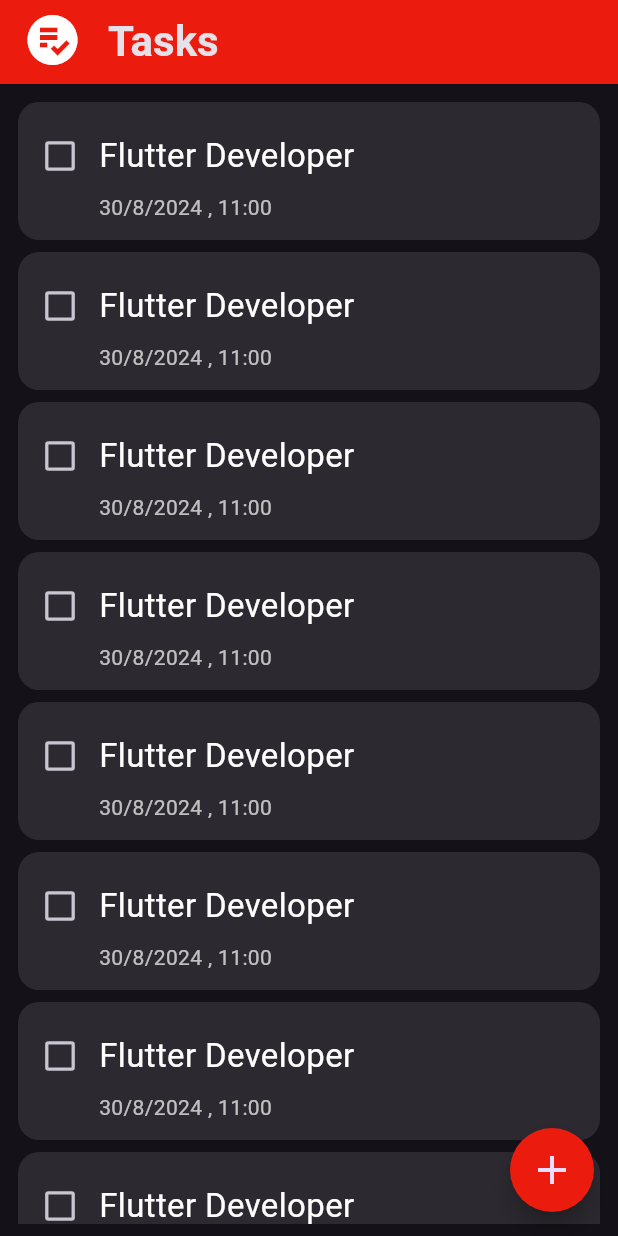
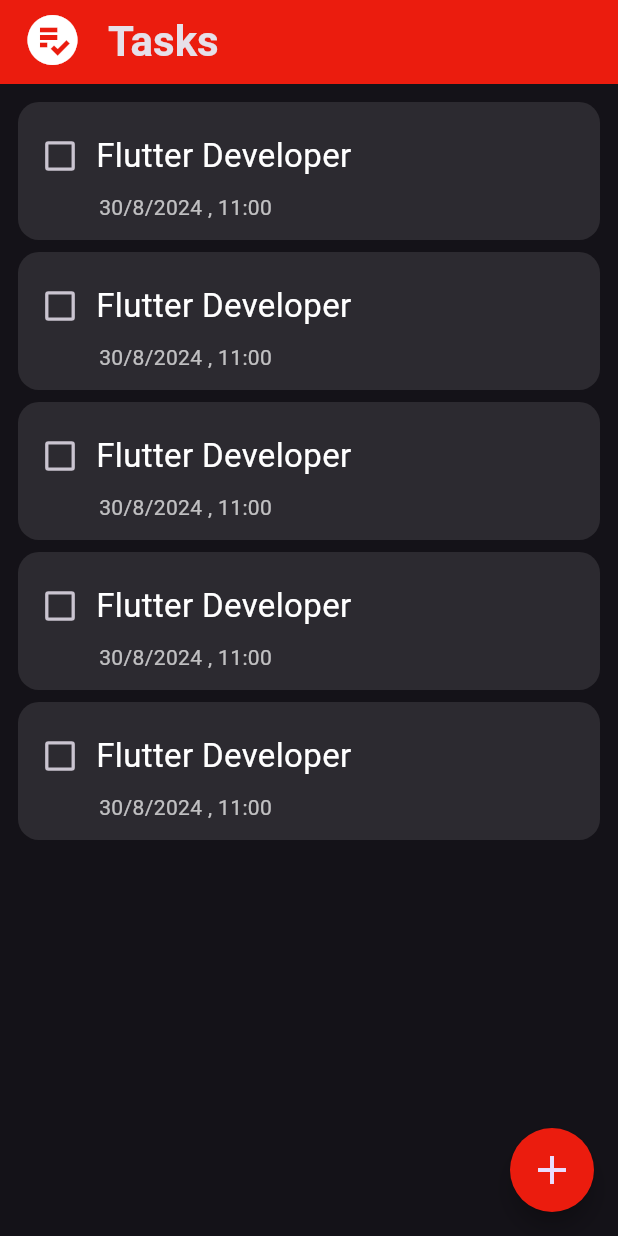
Before and after one commit to ahmedwael111/to-do-app, a Flutter app: the screen it shows after launch, on a phone screen of 412 x 824 dp. Run offline on Flutter 3.47's test engine with Material 3 defaults, Android fonts, the phone set to English and light mode, and no system bars.

Commit message:
refactor code , finish TasksView Ui

```diff
--- a/lib/views/tasks_view.dart
+++ b/lib/views/tasks_view.dart
@@ -1,7 +1,7 @@
 import 'package:flutter/material.dart';
 import 'package:to_do_app/constants.dart';
 import 'package:to_do_app/widgets/app_bar.dart';
-import 'package:to_do_app/widgets/task_item.dart';
+import 'package:to_do_app/widgets/tasks_listView.dart';
 
 class TasksView extends StatelessWidget {
   const TasksView({super.key});
@@ -19,17 +19,6 @@ class TasksView extends StatelessWidget {
           ),
         ),
         appBar: appBarWidget(),
-        body: Padding(
-          padding: const EdgeInsets.symmetric(vertical: 8),
-          child: ListView.builder(
-              physics: const BouncingScrollPhysics(),
-              itemCount: 10,
-              itemBuilder: (context, index) {
-                return const Padding(
-                  padding: EdgeInsets.symmetric(horizontal: 12, vertical: 4),
-                  child: TaskItem(),
-                );
-              }),
-        ));
+        body: const TasksListView());
   }
 }
--- a/lib/widgets/task_item.dart
+++ b/lib/widgets/task_item.dart
@@ -37,9 +37,6 @@ class _TaskItemState extends State<TaskItem> {
                     },
                   ),
                 ),
-                const SizedBox(
-                  width: 2,
-                ),
                 const Text(
                   'Flutter Developer',
                   style: TextStyle(color: Colors.white, fontSize: 22),
--- /dev/null
+++ b/lib/widgets/tasks_listView.dart
@@ -0,0 +1,24 @@
+import 'package:flutter/material.dart';
+import 'package:to_do_app/widgets/task_item.dart';
+
+class TasksListView extends StatelessWidget {
+  const TasksListView({
+    super.key,
+  });
+
+  @override
+  Widget build(BuildContext context) {
+    return Padding(
+      padding: const EdgeInsets.symmetric(vertical: 8),
+      child: ListView.builder(
+          physics: const BouncingScrollPhysics(),
+          itemCount: 5,
+          itemBuilder: (context, index) {
+            return const Padding(
+              padding: EdgeInsets.symmetric(horizontal: 12, vertical: 4),
+              child: TaskItem(),
+            );
+          }),
+    );
+  }
+}
```
